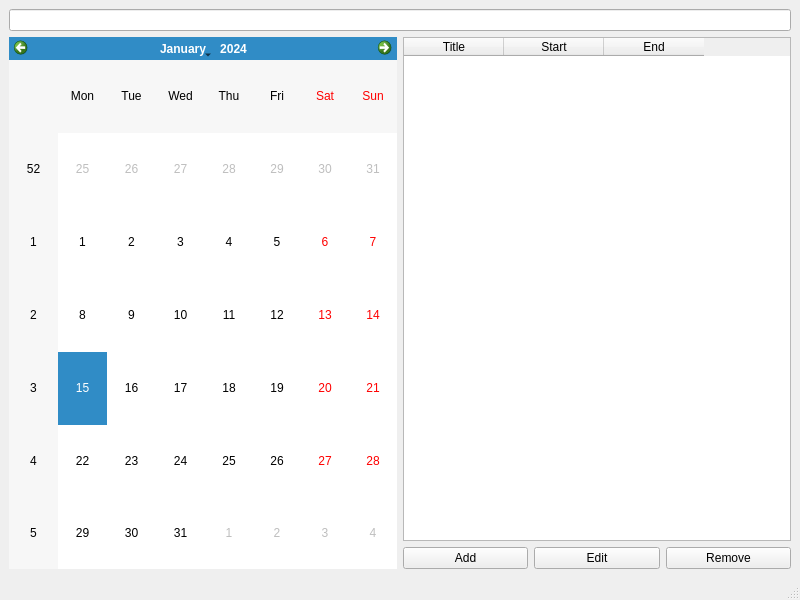
This is mainwindow.ui in dldyou/VEDA_QtProject as Qt 5 draws it before an edit. The edited form follows.
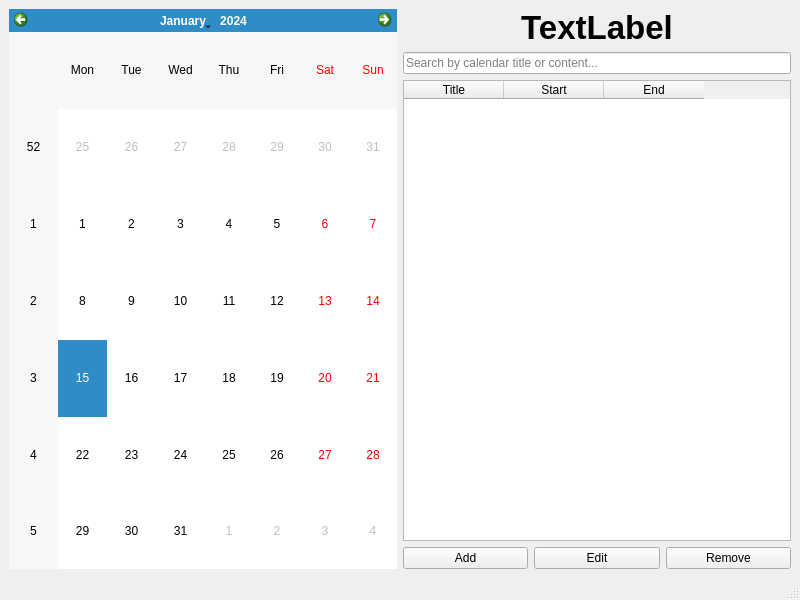
This is the edited form.

```diff
--- a/mainwindow.ui
+++ b/mainwindow.ui
@@ -20,9 +20,6 @@
    <layout class="QHBoxLayout" name="horizontalLayout_2">
     <item>
      <layout class="QVBoxLayout" name="verticalLayout">
-      <item>
-       <widget class="QLineEdit" name="leSearch"/>
-      </item>
       <item>
        <layout class="QHBoxLayout" name="horizontalLayout">
         <item>
@@ -30,6 +27,35 @@
         </item>
         <item>
          <layout class="QVBoxLayout" name="verticalLayout_2">
+          <item>
+           <widget class="QLabel" name="lblSelectedDate">
+            <property name="font">
+             <font>
+              <pointsize>25</pointsize>
+              <italic>false</italic>
+              <bold>true</bold>
+              <underline>false</underline>
+              <strikeout>false</strikeout>
+             </font>
+            </property>
+            <property name="text">
+             <string>TextLabel</string>
+            </property>
+            <property name="alignment">
+             <set>Qt::AlignmentFlag::AlignCenter</set>
+            </property>
+           </widget>
+          </item>
+          <item>
+           <widget class="QLineEdit" name="leSearch">
+            <property name="placeholderText">
+             <string>Search by calendar title or content...</string>
+            </property>
+            <property name="clearButtonEnabled">
+             <bool>true</bool>
+            </property>
+           </widget>
+          </item>
           <item>
            <widget class="QTableWidget" name="twScheduleList">
             <property name="editTriggers">
```
